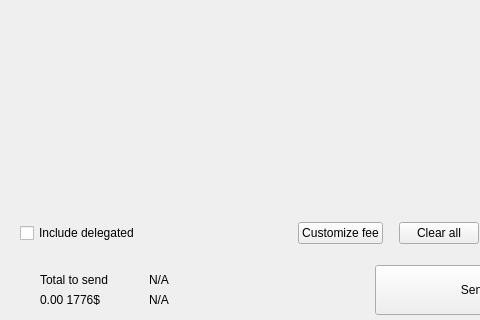
Qt form src/qt/forms/send.ui (OrganicLifeCoin/OrganLife-Core) before a commit; both pictures show x 0 to 480 and y 380 to 700 of the 893 by 700 pixel window.
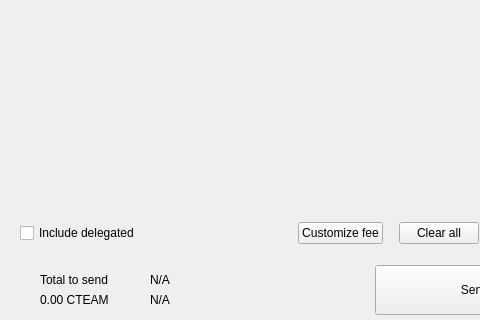
The same form after that commit. Custom widgets are drawn as their Qt base class.

Commit message: CTEAM mainnet release

```diff
--- a/src/qt/forms/send.ui
+++ b/src/qt/forms/send.ui
@@ -592,7 +592,7 @@
                      <item>
                       <widget class="QLabel" name="labelAmountSend">
                        <property name="text">
-                        <string notr="true">0.00 1776$</string>
+                        <string notr="true">0.00 CTEAM</string>
                        </property>
                       </widget>
                      </item>
```
The commit also changes 130 other files.
